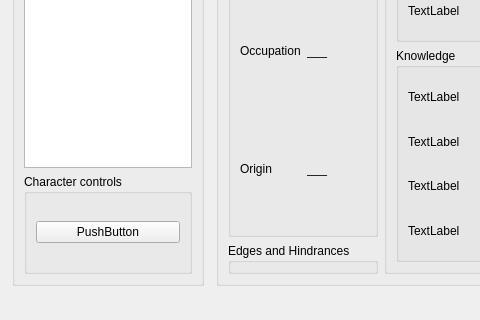
This is mainwindow.ui in Maciexpol/DeadLandsNPCGenerator as Qt 5 draws it before an edit; both pictures show x 0 to 480 and y 331 to 651 of the 1286 by 651 pixel window. The edited form follows.
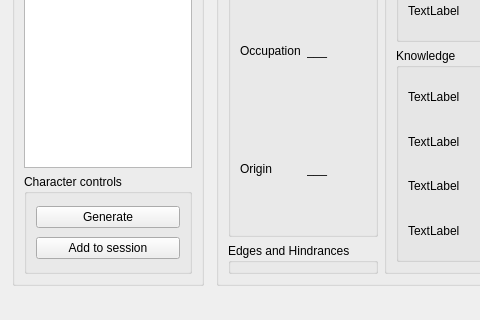
This is the edited form.

The edit to the form file:
```diff
--- a/mainwindow.ui
+++ b/mainwindow.ui
@@ -142,12 +142,20 @@
             <item>
              <widget class="QPushButton" name="pushButton">
               <property name="text">
-               <string>PushButton</string>
+               <string>Generate</string>
               </property>
              </widget>
             </item>
             <item>
-             <layout class="QGridLayout" name="gridLayout"/>
+             <layout class="QGridLayout" name="gridLayout">
+              <item row="0" column="0">
+               <widget class="QPushButton" name="addToSession">
+                <property name="text">
+                 <string>Add to session</string>
+                </property>
+               </widget>
+              </item>
+             </layout>
             </item>
            </layout>
           </widget>
```
Left out of the diff: 14 changed lines with no effect on the pictures.
